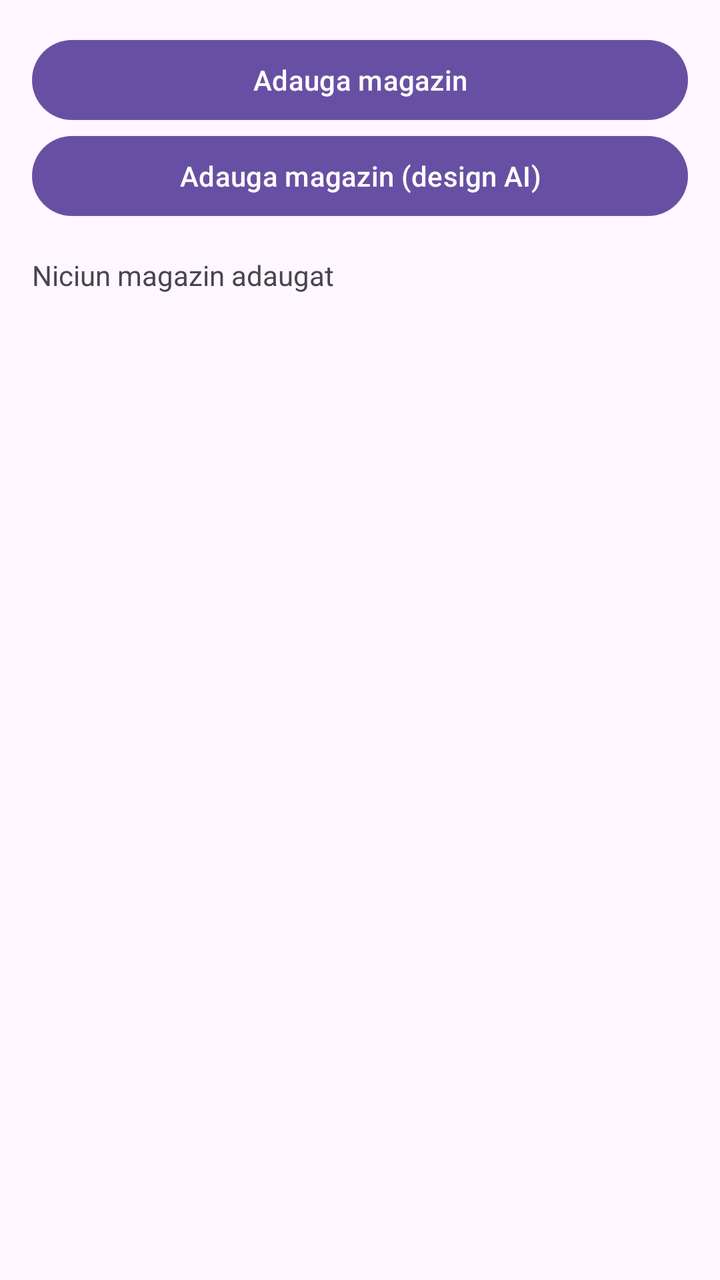
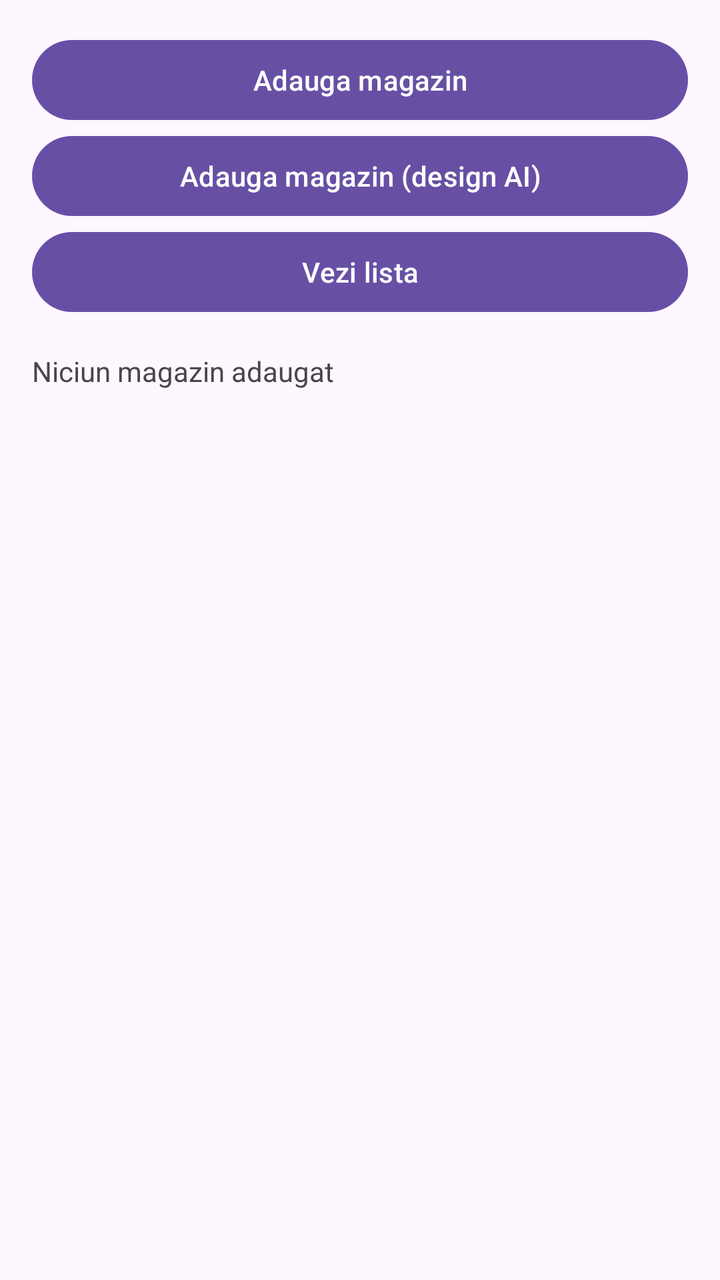

Screens rendered from an Android XML layout before and after an edit, with the pre-edit source and the edit as a unified diff.
<!-- AndroidManifest.xml: application theme Theme.Milu_Ana_ActivitateDAM2026 -->
<!-- res/layout/activity_main.xml -->
<?xml version="1.0" encoding="utf-8"?>
<LinearLayout xmlns:android="http://schemas.android.com/apk/res/android"
    android:id="@+id/main"
    android:layout_width="match_parent"
    android:layout_height="match_parent"
    android:orientation="vertical"
    android:padding="16dp">

    <Button
        android:id="@+id/btnAdauga"
        android:layout_width="match_parent"
        android:layout_height="wrap_content"
        android:text="Adauga magazin" />

    <Button
        android:id="@+id/btnAdaugaAI"
        android:layout_width="match_parent"
        android:layout_height="wrap_content"
        android:text="Adauga magazin (design AI)" />

    <TextView
        android:id="@+id/tvMagazin"
        android:layout_width="match_parent"
        android:layout_height="wrap_content"
        android:layout_marginTop="16dp"
        android:text="Niciun magazin adaugat" />
</LinearLayout>
<!-- resources referenced by this layout -->
<resources>
  <style name="Theme.Milu_Ana_ActivitateDAM2026" parent="Base.Theme.Milu_Ana_ActivitateDAM2026" />
  <style name="Base.Theme.Milu_Ana_ActivitateDAM2026" parent="Theme.Material3.DayNight.NoActionBar">
          
          
      </style>
</resources>

<!-- the commit's change to res/layout/activity_main.xml (unified diff, before → after) -->
@@ -18,6 +18,12 @@
         android:layout_height="wrap_content"
         android:text="Adauga magazin (design AI)" />
 
+    <Button
+        android:id="@+id/btnLista"
+        android:layout_width="match_parent"
+        android:layout_height="wrap_content"
+        android:text="Vezi lista" />
+
     <TextView
         android:id="@+id/tvMagazin"
         android:layout_width="match_parent"
